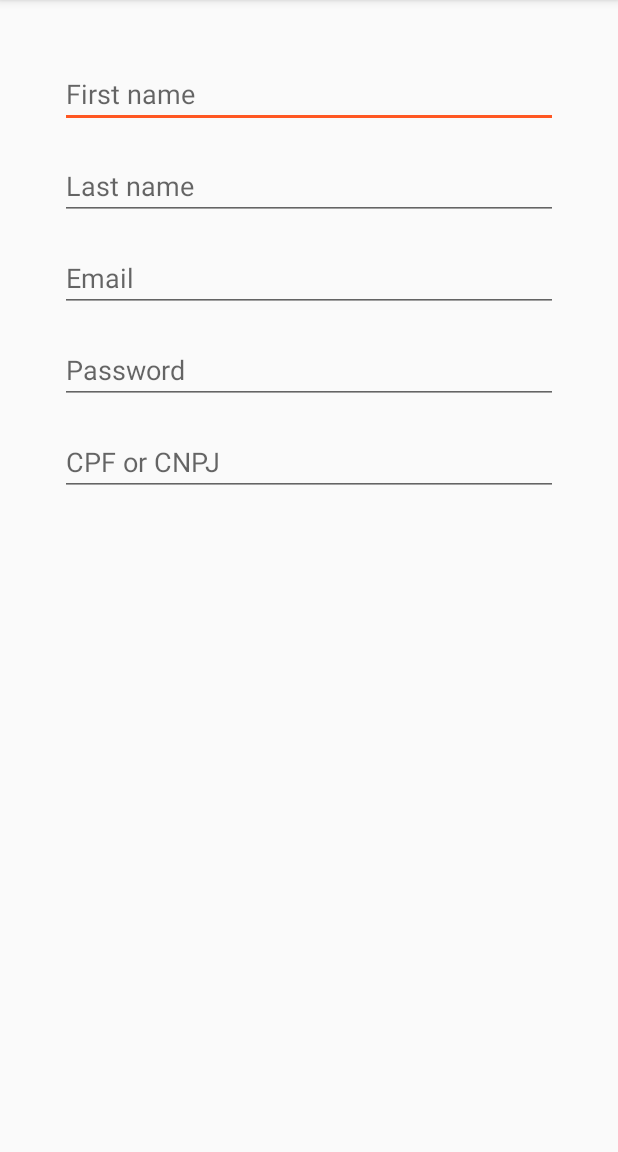
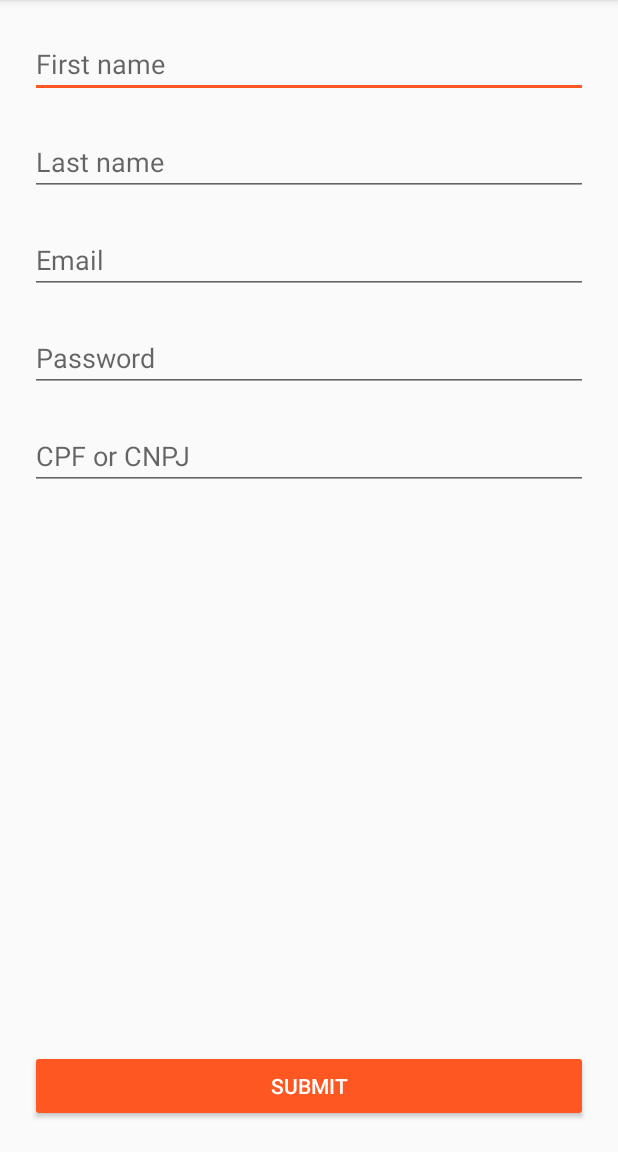
Before and after one commit to grascovit/android-sample, an Android app: the RegisterActivity screen opened directly, with no data from a screen before it, on a phone screen of 412 x 824 dp, the part 84-1236 px from its top. Run offline under Robolectric (Android 15) with nearby library versions, the phone set to English and light mode, and no system bars.

Commit message:
add button to register layout

```diff
--- a/app/src/main/res/layout/activity_login.xml
+++ b/app/src/main/res/layout/activity_login.xml
@@ -51,7 +51,7 @@
 
     <Button
         android:id="@+id/buttonLogin"
-        style="@style/Widget.AppCompat.Button.Borderless.Colored"
+        style="@style/Widget.AppCompat.Button.Colored"
         android:layout_width="match_parent"
         android:layout_height="wrap_content"
         android:layout_marginEnd="40dp"
--- a/app/src/main/res/layout/activity_register.xml
+++ b/app/src/main/res/layout/activity_register.xml
@@ -10,12 +10,12 @@
         android:id="@+id/editTextRegisterFirstName"
         android:layout_width="match_parent"
         android:layout_height="wrap_content"
-        android:layout_marginEnd="40dp"
-        android:layout_marginStart="40dp"
-        android:layout_marginTop="40dp"
+        android:layout_marginEnd="20dp"
+        android:layout_marginStart="20dp"
+        android:layout_marginTop="20dp"
         android:ems="10"
         android:hint="@string/first_name"
-        android:inputType="textPersonName"
+        android:inputType="textCapWords|textPersonName"
         app:layout_constraintEnd_toEndOf="parent"
         app:layout_constraintHorizontal_bias="0.0"
         app:layout_constraintStart_toStartOf="parent"
@@ -25,12 +25,12 @@
         android:id="@+id/editTextRegisterLastName"
         android:layout_width="match_parent"
         android:layout_height="wrap_content"
-        android:layout_marginEnd="40dp"
-        android:layout_marginStart="40dp"
-        android:layout_marginTop="16dp"
+        android:layout_marginEnd="20dp"
+        android:layout_marginStart="20dp"
+        android:layout_marginTop="20dp"
         android:ems="10"
         android:hint="@string/last_name"
-        android:inputType="textPersonName"
+        android:inputType="textCapWords|textPersonName"
         app:layout_constraintEnd_toEndOf="parent"
         app:layout_constraintHorizontal_bias="0.0"
         app:layout_constraintStart_toStartOf="parent"
@@ -40,9 +40,9 @@
         android:id="@+id/editTextRegisterEmail"
         android:layout_width="match_parent"
         android:layout_height="wrap_content"
-        android:layout_marginEnd="40dp"
-        android:layout_marginStart="40dp"
-        android:layout_marginTop="16dp"
+        android:layout_marginEnd="20dp"
+        android:layout_marginStart="20dp"
+        android:layout_marginTop="20dp"
         android:ems="10"
         android:hint="@string/email"
         android:inputType="textEmailAddress"
@@ -55,9 +55,9 @@
         android:id="@+id/editTextRegisterPassword"
         android:layout_width="match_parent"
         android:layout_height="wrap_content"
-        android:layout_marginEnd="40dp"
-        android:layout_marginStart="40dp"
-        android:layout_marginTop="16dp"
+        android:layout_marginEnd="20dp"
+        android:layout_marginStart="20dp"
+        android:layout_marginTop="20dp"
         android:ems="10"
         android:hint="@string/password"
         android:inputType="textPassword"
@@ -69,9 +69,9 @@
         android:id="@+id/editTextRegisterFinancialDocument"
         android:layout_width="match_parent"
         android:layout_height="wrap_content"
-        android:layout_marginEnd="40dp"
-        android:layout_marginStart="40dp"
-        android:layout_marginTop="16dp"
+        android:layout_marginEnd="20dp"
+        android:layout_marginStart="20dp"
+        android:layout_marginTop="20dp"
         android:ems="10"
         android:hint="@string/financial_document"
         android:inputType="number"
@@ -79,4 +79,18 @@
         app:layout_constraintStart_toStartOf="parent"
         app:layout_constraintTop_toBottomOf="@+id/editTextRegisterPassword" />
 
+    <Button
+        android:id="@+id/buttonRegister"
+        style="@style/Widget.AppCompat.Button.Colored"
+        android:layout_width="match_parent"
+        android:layout_height="wrap_content"
+        android:layout_marginBottom="20dp"
+        android:layout_marginEnd="20dp"
+        android:layout_marginStart="20dp"
+        android:text="@string/register_button"
+        app:layout_constraintBottom_toBottomOf="parent"
+        app:layout_constraintEnd_toEndOf="parent"
+        app:layout_constraintHorizontal_bias="0.498"
+        app:layout_constraintStart_toStartOf="parent" />
+
 </android.support.constraint.ConstraintLayout>
--- a/app/src/main/res/values/strings.xml
+++ b/app/src/main/res/values/strings.xml
@@ -7,6 +7,7 @@
     <string name="email">Email</string>
     <string name="password">Password</string>
     <string name="login_button">Login</string>
+    <string name="register_button">Submit</string>
     <string name="forgot_password_button">Forgot password?</string>
     <string name="app_logo">Application logo</string>
     <string name="wrong_user_or_password">Wrong user or password</string>
```
Also changed, not shown: 1 other file.
